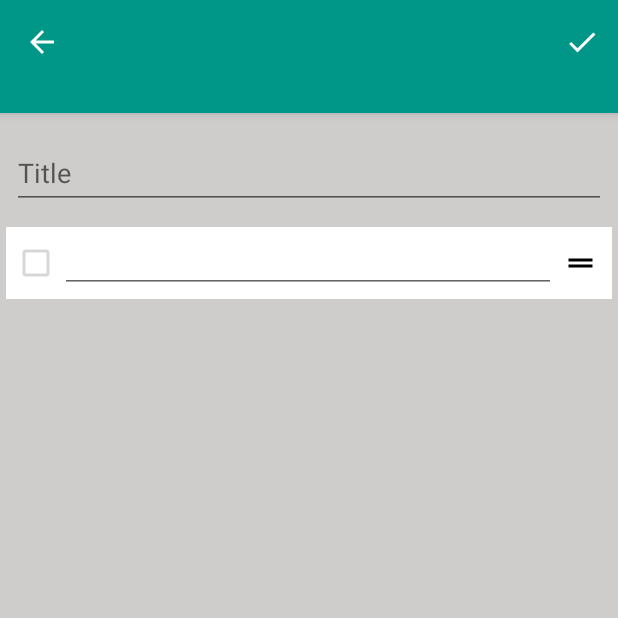
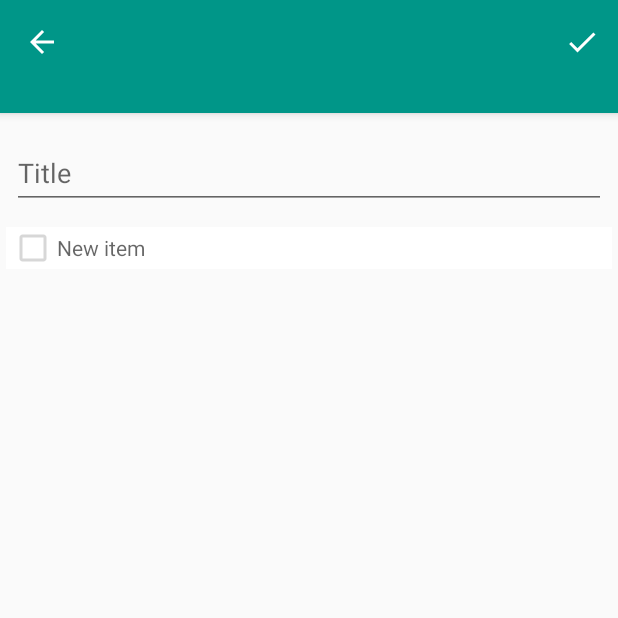
Before and after one commit to sasquer/demo-listnotes-java, an Android app: the NoteDetailsFragment screen opened through its navigation route, on a phone screen of 412 x 824 dp, the top half of it. Run offline under Robolectric (Android 15) with nearby library versions, the phone set to English and light mode, and no system bars; our stand-ins replace Dagger/Hilt's generated code, RxJava, data binding; 2 statements that could not run were skipped.

Commit message:
implementation checkItems

```diff
--- a/app/src/main/java/com/sasquer/listnotes/data/AppRepository.java
+++ b/app/src/main/java/com/sasquer/listnotes/data/AppRepository.java
@@ -1,11 +1,14 @@
 package com.sasquer.listnotes.data;
 
 import androidx.lifecycle.LiveData;
+import androidx.lifecycle.MutableLiveData;
 
 import com.sasquer.listnotes.data.local.db.DataBaseHelper;
 import com.sasquer.listnotes.data.local.db.entity.Note;
+import com.sasquer.listnotes.data.local.db.entity.NoteCheckItem;
 import com.sasquer.listnotes.data.local.prefs.PreferencesHelper;
 
+import java.util.ArrayList;
 import java.util.List;
 
 import javax.inject.Inject;
@@ -15,6 +18,8 @@ import io.reactivex.Single;
 public class AppRepository implements IDataSourceManager {
     private final PreferencesHelper mPreferencesHelper;
     private final DataBaseHelper mDatabaseHelper;
+    private final MutableLiveData<List<NoteCheckItem>> checkItems = new MutableLiveData<>();
+    private final List<NoteCheckItem> dataSet = new ArrayList<>();
 
     @Inject
     AppRepository(PreferencesHelper preferencesHelper, DataBaseHelper databaseHelper) {
@@ -61,4 +66,38 @@ public class AppRepository implements IDataSourceManager {
     public void setKey(String key) {
         mPreferencesHelper.setKey(key);
     }
+
+    @Override
+    public MutableLiveData<List<NoteCheckItem>> observeCheckItems() {
+        return checkItems;
+    }
+
+    @Override
+    public void addCheckItem(NoteCheckItem item) {
+        dataSet.add(item);
+//        notifiDataSetChanged();
+    }
+
+    @Override
+    public void addCheckItems(List<NoteCheckItem> items) {
+        dataSet.clear();
+        dataSet.addAll(items);
+        notifiDataSetChanged();
+    }
+
+    @Override
+    public void updateCheckItemsAfterSwipe(List<NoteCheckItem> items) {
+        dataSet.clear();
+        dataSet.addAll(items);
+    }
+
+    @Override
+    public void removeCheckItem(int position) {
+        dataSet.remove(position);
+//        notifiDataSetChanged();
+    }
+
+    private void notifiDataSetChanged() {
+        checkItems.postValue(dataSet);
+    }
 }
--- a/app/src/main/java/com/sasquer/listnotes/data/IDataSourceManager.java
+++ b/app/src/main/java/com/sasquer/listnotes/data/IDataSourceManager.java
@@ -1,9 +1,23 @@
 package com.sasquer.listnotes.data;
 
 
+import androidx.lifecycle.MutableLiveData;
+
 import com.sasquer.listnotes.data.local.db.IDatabaseHelper;
+import com.sasquer.listnotes.data.local.db.entity.NoteCheckItem;
 import com.sasquer.listnotes.data.local.prefs.IPreferencesHelper;
+
+import java.util.List;
 
 public interface IDataSourceManager extends IPreferencesHelper, IDatabaseHelper {
 
+    MutableLiveData<List<NoteCheckItem>> observeCheckItems();
+
+    void addCheckItem(NoteCheckItem item);
+
+    void addCheckItems(List<NoteCheckItem> items);
+
+    void updateCheckItemsAfterSwipe(List<NoteCheckItem> items);
+
+    void removeCheckItem(int position);
 }
--- a/app/src/main/java/com/sasquer/listnotes/data/local/db/entity/NoteCheckItem.java
+++ b/app/src/main/java/com/sasquer/listnotes/data/local/db/entity/NoteCheckItem.java
@@ -1,7 +1,7 @@
 package com.sasquer.listnotes.data.local.db.entity;
 
 public class NoteCheckItem {
-    private String value;
+    private String value = "";
     private boolean isEmpty = false;
     private boolean isChecked = false;
 
--- /dev/null
+++ b/app/src/main/java/com/sasquer/listnotes/ui/notedetails/ICheckItemTouchHelper.java
@@ -0,0 +1,8 @@
+package com.sasquer.listnotes.ui.notedetails;
+
+public interface ICheckItemTouchHelper {
+
+    boolean onItemMove(int fromPosition, int toPosition);
+
+    void onItemRemove(int position);
+}
--- a/app/src/main/java/com/sasquer/listnotes/ui/notedetails/NoteDetailsFragment.java
+++ b/app/src/main/java/com/sasquer/listnotes/ui/notedetails/NoteDetailsFragment.java
@@ -14,7 +14,10 @@ import androidx.annotation.Nullable;
 import androidx.databinding.DataBindingUtil;
 import androidx.lifecycle.ViewModelProviders;
 import androidx.navigation.NavController;
+import androidx.recyclerview.widget.DefaultItemAnimator;
+import androidx.recyclerview.widget.ItemTouchHelper;
 import androidx.recyclerview.widget.LinearLayoutManager;
+import androidx.recyclerview.widget.RecyclerView;
 
 import com.sasquer.listnotes.R;
 import com.sasquer.listnotes.base.BaseFragment;
@@ -77,7 +80,7 @@ public class NoteDetailsFragment extends BaseFragment {
 
         mViewModel.getTitle().observe(this, s -> getToolbar().setTitle(s));
         mViewModel.isSaveItemClicked().observe(this, aBoolean -> {
-            mViewModel.saveNoteToDatabase();
+            mViewModel.saveNoteToDatabase(mAdapter.getList());
         });
         mViewModel.isConfirmBack().observe(this, aBoolean -> {
                     callback.remove();
@@ -88,6 +91,13 @@ public class NoteDetailsFragment extends BaseFragment {
         mViewModel.getShowConfirmDialog().observe(this, aBoolean -> {
             if (aBoolean)
                 showConfirmDialog();
+        });
+
+        mViewModel.getCheckItems().observe(this, noteCheckItems -> {
+            if (noteCheckItems.isEmpty())
+                mAdapter.addEmptyItem();
+            else
+                mAdapter.setItems(noteCheckItems);
         });
     }
 
@@ -129,9 +139,14 @@ public class NoteDetailsFragment extends BaseFragment {
     }
 
     private void setupRecyclerView() {
-        mAdapter = new CheckItemAdapter();
+        RecyclerView recyclerView = binding.rvCheckedItem;
+        mAdapter = new CheckItemAdapter(mViewModel);
+        ItemTouchHelper.Callback callback = new CheckItemTouchHelperCallback(mAdapter);
+        ItemTouchHelper touchHelper = new ItemTouchHelper(callback);
+        touchHelper.attachToRecyclerView(recyclerView);
         LinearLayoutManager layoutManager = new LinearLayoutManager(getActivity());
-        binding.rvCheckedItem.setLayoutManager(layoutManager);
-        binding.rvCheckedItem.setAdapter(mAdapter);
+        recyclerView.setItemAnimator(new DefaultItemAnimator());
+        recyclerView.setLayoutManager(layoutManager);
+        recyclerView.setAdapter(mAdapter);
     }
 }
--- a/app/src/main/java/com/sasquer/listnotes/ui/notedetails/NoteDetailsViewModel.java
+++ b/app/src/main/java/com/sasquer/listnotes/ui/notedetails/NoteDetailsViewModel.java
@@ -8,7 +8,11 @@ import androidx.lifecycle.MutableLiveData;
 import com.sasquer.listnotes.base.BaseViewModel;
 import com.sasquer.listnotes.data.AppRepository;
 import com.sasquer.listnotes.data.local.db.entity.Note;
+import com.sasquer.listnotes.data.local.db.entity.NoteCheckItem;
 import com.sasquer.listnotes.interactors.ToolbarActionsInteractor;
+
+import java.util.ArrayList;
+import java.util.List;
 
 import javax.inject.Inject;
 
@@ -18,9 +22,9 @@ import io.reactivex.schedulers.Schedulers;
 public class NoteDetailsViewModel extends BaseViewModel {
     private static final String TAG = "NoteDetailsViewModel";
     private final MutableLiveData<String> title = new MutableLiveData<>();
-    private final MediatorLiveData<Note> currNote = new MediatorLiveData<>();
     private final MutableLiveData<Boolean> showConfirmDialog = new MutableLiveData<>();
     private final MutableLiveData<Boolean> confirmBack = new MutableLiveData<>();
+    private final MediatorLiveData<List<NoteCheckItem>> checkItems = new MediatorLiveData<>();
     private Note currentNote = null;
     private AppRepository mRepository;
 
@@ -29,10 +33,9 @@ public class NoteDetailsViewModel extends BaseViewModel {
                                 ToolbarActionsInteractor toolbarInteractor,
                                 NoteDetailsFragmentArgs args) {
         super(toolbarInteractor);
-//        setProgressing(true);
         mRepository = mAppRepository;
         int id = args.getNoteId();
-        Log.d(TAG, "NoteDetailsViewModel: init VM " + id);
+        Log.d(TAG, "Init VM " + id);
         if (id != -1) {
             disposable.add(
                     mRepository.getNoteById(id)
@@ -42,31 +45,31 @@ public class NoteDetailsViewModel extends BaseViewModel {
                                     note -> {
                                         currentNote = note;
                                         setTitle(currentNote.getTitle());
+                                        mRepository.addCheckItems(currentNote.getCheckList());
                                     }
                             )
             );
+        } else {
+            mRepository.addCheckItems(new ArrayList<>());
         }
+        checkItems.addSource(mAppRepository.observeCheckItems(), checkItems::postValue);
 
-//        currentNote = Transformations.switchMap(getNoteId(), input -> {
-//            if (input == -1) {
-//                title.setValue("");
-//                return new MutableLiveData<>(null);
-//            } else
-//                return mRepository.getNoteById(input);
-//        });
-//
-//        ((MediatorLiveData) currentNote2).addSource(mRepository.getNoteById(1), new Observer<Note>() {
-//            @Override
-//            public void onChanged(Note note) {
-//                ((MediatorLiveData<Note>) currentNote2).setValue(note);
-//            }
-//        });
+    }
 
-//        if (getNoteId().getValue() != -1) {
-////            title.setValue("");
-//            currentNote = new MutableLiveData<>(null);
-//        } else
-//        new Handler().postDelayed(() -> setProgressing(false), 2000);
+    public MutableLiveData<List<NoteCheckItem>> getCheckItems() {
+        return checkItems;
+    }
+
+    public void setCheckItems(List<NoteCheckItem> items) {
+        mRepository.updateCheckItemsAfterSwipe(items);
+    }
+
+    public void addCheckItem(NoteCheckItem item) {
+        mRepository.addCheckItem(item);
+    }
+
+    public void removeCheckItem(int positiop) {
+        mRepository.removeCheckItem(positiop);
     }
 
     public MutableLiveData<Boolean> isConfirmBack() {
@@ -75,22 +78,29 @@ public class NoteDetailsViewModel extends BaseViewModel {
 
     public void checkInputData() {
         if (currentNote != null) {
-            if (currentNote.getTitle().equals(getTitle().getValue())) {
+            if (currentNote.getTitle().equals(getTitle().getValue()) &&
+                    currentNote.getCheckList().equals(checkItems.getValue())) {
                 confirmBack.setValue(true);
             } else {
                 setShowConfirmDialog(true);
             }
         } else {
-            confirmBack.setValue(true);
+            if (getTitle().getValue() != null && !getTitle().getValue().isEmpty() ||
+                    checkItems.getValue() != null && !checkItems.getValue().isEmpty()) {
+                setShowConfirmDialog(true);
+            } else
+                confirmBack.setValue(true);
         }
     }
 
-    public void saveNoteToDatabase() {
+    public void saveNoteToDatabase(List<NoteCheckItem> list) {
         if (currentNote == null) {
             Note _note = new Note(title.getValue());
+            _note.setCheckList(list);
             mRepository.insertNote(_note);
         } else {
             currentNote.setTitle(title.getValue());
+            currentNote.setCheckList(list);
             mRepository.insertNote(currentNote);
         }
         confirmBack.setValue(true);
--- a/app/src/main/res/layout/fragment_note_details.xml
+++ b/app/src/main/res/layout/fragment_note_details.xml
@@ -19,7 +19,6 @@
             android:layout_width="match_parent"
             android:layout_height="match_parent"
             android:layout_marginTop="75dp"
-            android:background="@color/colorGrey"
             android:orientation="vertical"
             app:layout_constraintEnd_toEndOf="parent"
             app:layout_constraintStart_toStartOf="parent"
--- a/app/src/main/res/layout/item_note_empty_item.xml
+++ b/app/src/main/res/layout/item_note_empty_item.xml
@@ -1,8 +1,13 @@
 <?xml version="1.0" encoding="utf-8"?>
 
-<layout xmlns:android="http://schemas.android.com/apk/res/android">
+<layout xmlns:android="http://schemas.android.com/apk/res/android"
+    xmlns:bind="http://schemas.android.com/apk/res-auto">
 
     <data>
+
+        <variable
+            name="watcher"
+            type="android.text.TextWatcher" />
 
         <variable
             name="item"
@@ -17,7 +22,7 @@
         android:focusable="true"
         android:gravity="center_vertical"
         android:orientation="horizontal"
-        android:padding="4dp">
+        android:padding="2dp">
 
         <CheckBox
             android:id="@+id/cb_check"
@@ -30,15 +35,19 @@
             android:layout_width="0dp"
             android:layout_height="wrap_content"
             android:layout_weight="1"
+            android:background="@null"
+            android:hint="New item"
             android:imeOptions="actionNext"
             android:inputType="text"
-            android:textSize="14sp" />
+            android:text="@{item.value}"
+            android:textSize="14sp"
+            bind:textChangedListener="@{watcher}" />
 
         <androidx.appcompat.widget.AppCompatImageView
-            android:layout_width="0dp"
+            android:layout_width="wrap_content"
             android:layout_height="wrap_content"
-            android:layout_weight="0.1"
-            android:src="@drawable/ic_drag_handle" />
+            android:src="@drawable/ic_drag_handle"
+            android:visibility="invisible" />
 
     </LinearLayout>
 </layout>
```
Also changed, not shown: app/build.gradle (+5 -2 lines), app/src/main/java/com/sasquer/listnotes/data/ListCheckItemsConverter.java (added, +32 -0 lines), app/src/main/java/com/sasquer/listnotes/data/local/db/entity/Note.java (+25 -5 lines), app/src/main/java/com/sasquer/listnotes/diffutills/CheckItemsDiffUtil.java (added, +39 -0 lines), app/src/main/java/com/sasquer/listnotes/ui/notedetails/CheckItemAdapter.java (+131 -22 lines), app/src/main/java/com/sasquer/listnotes/ui/notedetails/CheckItemTouchHelperCallback.java (added, +44 -0 lines), app/src/main/java/com/sasquer/listnotes/utils/BindingUtils.java (+20 -0 lines), app/src/main/res/layout/item_note_check_item.xml (+27 -7 lines).
